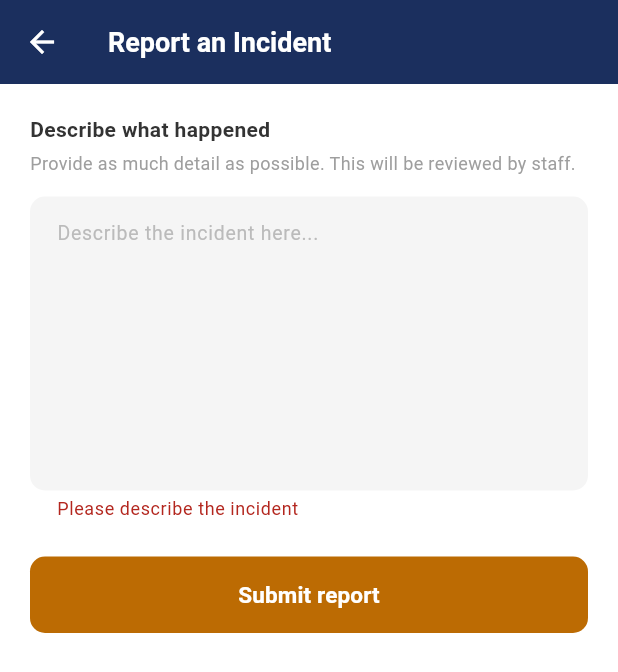
After one commit to Reservedescape/Student-displineary-management-system-, a Flutter app: the ReportIncidentScreen screen opened directly, after a tap on "Submit report", on a phone screen of 412 x 824 dp. The commit adds this screen. Shown: the top 672 px of the screen. Run offline on Flutter 3.47's test engine with Material 3 defaults, Android fonts, the phone set to English and light mode, and no system bars; our stand-ins replace supabase_flutter; accounts and stored records are empty.

Commit message:
Add incident reporting feature for students

```diff
--- a/sdms_app/lib/screens/dashboard_screen.dart
+++ b/sdms_app/lib/screens/dashboard_screen.dart
@@ -1,5 +1,6 @@
 import 'package:flutter/material.dart';
 import 'package:supabase_flutter/supabase_flutter.dart';
+import 'report_incident_screen.dart';
 import '../core/app_colors.dart';
 import 'login_screen.dart';
 
@@ -72,7 +73,9 @@ class _DashboardScreenState extends State<DashboardScreen> {
                           : Column(
                               children: _cases.map((c) => _caseCard(c)).toList(),
                             ),
-                  const SizedBox(height: 24),
+                  const SizedBox(height: 12),
+                  _reportIncidentButton(context),
+                  const SizedBox(height: 12),
                   _actionButtons(context, user?.email ?? 'Unknown'),
                 ],
               ),
@@ -207,6 +210,28 @@ class _DashboardScreenState extends State<DashboardScreen> {
     ),
   );
 
+  // ── Report incident button ──────────────────────────────
+  Widget _reportIncidentButton(BuildContext context) => SizedBox(
+    width: double.infinity,
+    child: OutlinedButton.icon(
+      onPressed: () async {
+        final result = await Navigator.of(context).push(
+          MaterialPageRoute(builder: (context) => const ReportIncidentScreen()),
+        );
+        if (result == true) {
+          _loadCases();
+        }
+      },
+      icon: const Icon(Icons.report_outlined, size: 18, color: AppColors.navy),
+      label: const Text('Report an incident', style: TextStyle(color: AppColors.navy)),
+      style: OutlinedButton.styleFrom(
+        padding: const EdgeInsets.symmetric(vertical: 14),
+        side: const BorderSide(color: AppColors.navy),
+        shape: RoundedRectangleBorder(borderRadius: BorderRadius.circular(10)),
+      ),
+    ),
+  );
+
   // ── Action buttons ─────────────────────────────────────
   Widget _actionButtons(BuildContext context, String email) => Row(
     children: [
--- /dev/null
+++ b/sdms_app/lib/screens/report_incident_screen.dart
@@ -0,0 +1,136 @@
+import 'package:flutter/material.dart';
+import 'package:supabase_flutter/supabase_flutter.dart';
+import '../core/app_colors.dart';
+import '../core/app_text_styles.dart';
+
+class ReportIncidentScreen extends StatefulWidget {
+  const ReportIncidentScreen({super.key});
+
+  @override
+  State<ReportIncidentScreen> createState() => _ReportIncidentScreenState();
+}
+
+class _ReportIncidentScreenState extends State<ReportIncidentScreen> {
+  final _formKey = GlobalKey<FormState>();
+  final _descriptionController = TextEditingController();
+  bool _isLoading = false;
+
+  @override
+  void dispose() {
+    _descriptionController.dispose();
+    super.dispose();
+  }
+
+  Future<void> _handleSubmit() async {
+    if (!_formKey.currentState!.validate()) return;
+    setState(() => _isLoading = true);
+
+    try {
+      final user = Supabase.instance.client.auth.currentUser;
+
+      await Supabase.instance.client.from('incidents').insert({
+        'reported_by': user?.email ?? 'unknown',
+        'description': _descriptionController.text.trim(),
+      });
+
+      if (mounted) {
+        ScaffoldMessenger.of(context).showSnackBar(
+          const SnackBar(content: Text('Incident reported successfully.')),
+        );
+        Navigator.of(context).pop(true);
+      }
+    } catch (e) {
+      if (mounted) {
+        ScaffoldMessenger.of(context).showSnackBar(
+          const SnackBar(content: Text('Something went wrong. Please try again.')),
+        );
+      }
+    } finally {
+      if (mounted) setState(() => _isLoading = false);
+    }
+  }
+
+  @override
+  Widget build(BuildContext context) {
+    return Scaffold(
+      backgroundColor: AppColors.white,
+      appBar: AppBar(
+        backgroundColor: AppColors.navy,
+        title: const Text(
+          'Report an Incident',
+          style: TextStyle(color: AppColors.white, fontWeight: FontWeight.bold, fontSize: 18),
+        ),
+        iconTheme: const IconThemeData(color: AppColors.white),
+      ),
+      body: SingleChildScrollView(
+        padding: const EdgeInsets.all(20),
+        child: Form(
+          key: _formKey,
+          child: Column(
+            crossAxisAlignment: CrossAxisAlignment.start,
+            children: [
+              const Text(
+                'Describe what happened',
+                style: TextStyle(fontSize: 14, fontWeight: FontWeight.bold, color: AppColors.inputText),
+              ),
+              const SizedBox(height: 4),
+              const Text(
+                'Provide as much detail as possible. This will be reviewed by staff.',
+                style: TextStyle(fontSize: 12, color: Colors.grey),
+              ),
+              const SizedBox(height: 14),
+              TextFormField(
+                controller: _descriptionController,
+                maxLines: 8,
+                style: const TextStyle(color: AppColors.inputText, fontSize: 14),
+                decoration: InputDecoration(
+                  hintText: 'Describe the incident here...',
+                  hintStyle: const TextStyle(color: AppColors.hintText, fontSize: 13),
+                  filled: true,
+                  fillColor: const Color(0xFFF5F5F5),
+                  contentPadding: const EdgeInsets.all(14),
+                  border: OutlineInputBorder(
+                    borderRadius: BorderRadius.circular(10),
+                    borderSide: BorderSide.none,
+                  ),
+                  focusedBorder: OutlineInputBorder(
+                    borderRadius: BorderRadius.circular(10),
+                    borderSide: const BorderSide(color: AppColors.navy, width: 1.5),
+                  ),
+                ),
+                validator: (v) {
+                  if (v == null || v.trim().isEmpty) return 'Please describe the incident';
+                  if (v.trim().length < 10) return 'Please provide more detail';
+                  return null;
+                },
+              ),
+              const SizedBox(height: 24),
+              SizedBox(
+                width: double.infinity,
+                child: ElevatedButton(
+                  onPressed: _isLoading ? null : _handleSubmit,
+                  style: ElevatedButton.styleFrom(
+                    backgroundColor: AppColors.primary,
+                    padding: const EdgeInsets.symmetric(vertical: 15),
+                    shape: RoundedRectangleBorder(borderRadius: BorderRadius.circular(10)),
+                    elevation: 0,
+                  ),
+                  child: _isLoading
+                      ? const SizedBox(
+                          height: 20,
+                          width: 20,
+                          child: CircularProgressIndicator(strokeWidth: 2.5, color: AppColors.white),
+                        )
+                      : const Text(
+                          'Submit report',
+                          style: TextStyle(color: AppColors.white, fontWeight: FontWeight.bold, fontSize: 15),
+                        ),
+                ),
+              ),
+            ],
+          ),
+        ),
+      ),
+    );
+  }
+}
```
